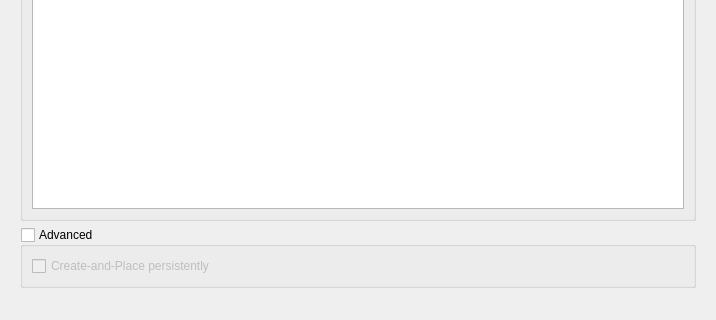
The window that QTModules/Annotation/Resources/UI/qSlicerAnnotationModule.ui (gezidan/Slicer) describes before a commit, drawn with Qt 5; both pictures show x 0 to 716 and y 385 to 705 of the 716 by 705 pixel window.
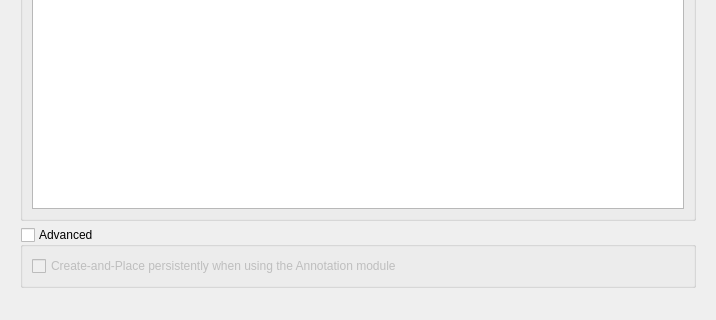
The same window after the commit. Icons and pictures are not drawn. Custom widgets are drawn as their Qt base class.

Commit message:
ENH: Annotation:
 - change the text of the persistent checkBox to be only specific for the Annotation module
 - also set the placepersistance on the node in the StopPlaceMode function

```diff
--- a/QTModules/Annotation/Resources/UI/qSlicerAnnotationModule.ui
+++ b/QTModules/Annotation/Resources/UI/qSlicerAnnotationModule.ui
@@ -411,7 +411,7 @@
            <item row="0" column="0">
             <widget class="QCheckBox" name="persistentCheckBox">
              <property name="text">
-              <string>Create-and-Place persistently</string>
+              <string>Create-and-Place persistently when using the Annotation module</string>
              </property>
             </widget>
            </item>
```
The commit also changes 1 other file.
